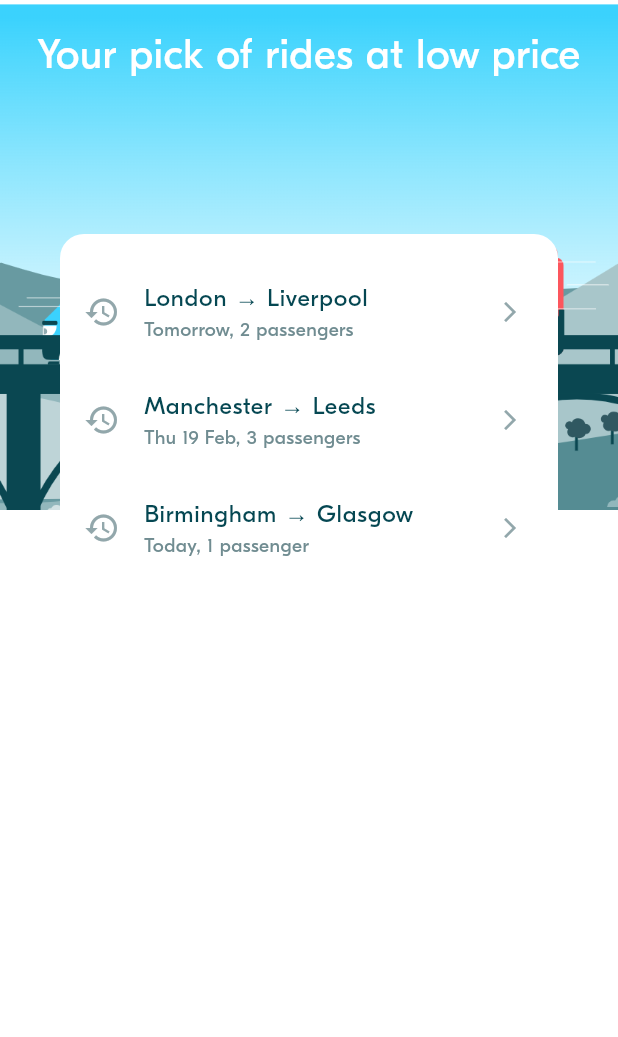
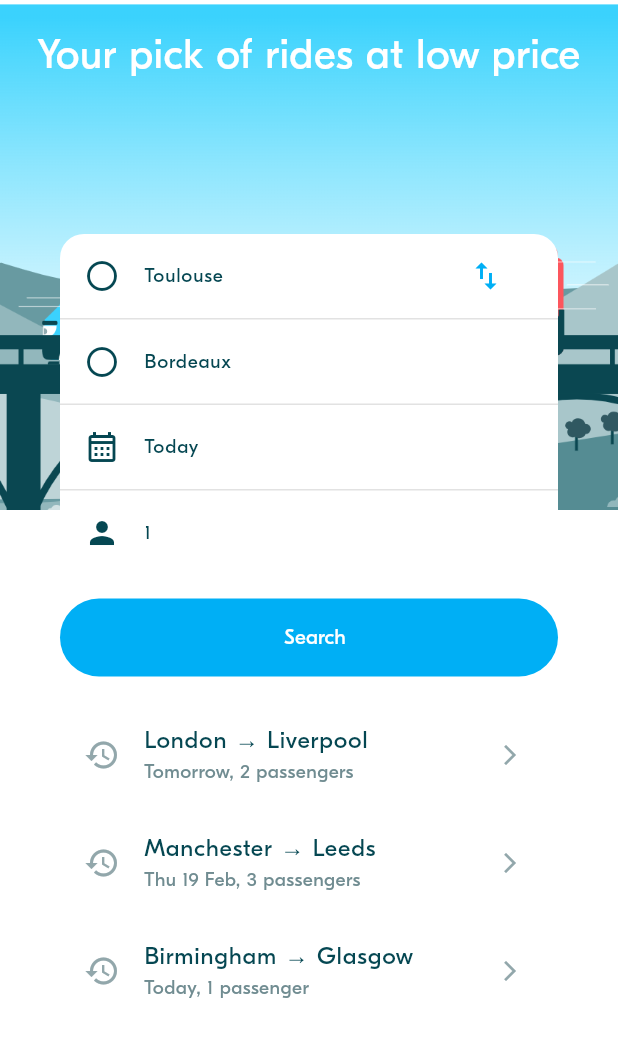
Before and after one commit to seangDarong/W3-Ui-Architecture, a Flutter app: the screen it shows after launch, on a phone screen of 412 x 824 dp. Shown: the top 1037 px of the screen. Run offline on Flutter 3.47's test engine with Material 3 defaults, Android fonts, the light colour scheme and no system bars; project files that could hold a hidden picture were left out.

Commit message:
BLA-003 Implement form

```diff
--- a/lib/screens/ride_pref/ride_pref_screen.dart
+++ b/lib/screens/ride_pref/ride_pref_screen.dart
@@ -1,4 +1,3 @@
-import 'package:blabla/widgets/actions/bla_button.dart';
 import 'package:flutter/material.dart';
 
 import '../../model/ride_pref/ride_pref.dart';
--- a/lib/screens/ride_pref/widgets/ride_pref_form.dart
+++ b/lib/screens/ride_pref/widgets/ride_pref_form.dart
@@ -1,5 +1,10 @@
+import 'package:blabla/theme/theme.dart';
+import 'package:blabla/utils/date_time_util.dart';
+import 'package:blabla/widgets/actions/bla_button.dart';
+import 'package:blabla/widgets/display/bla_divider.dart';
+import 'package:blabla/widgets/inputs/bla_input_tile.dart';
+import 'package:blabla/widgets/inputs/location_picker.dart';
 import 'package:flutter/material.dart';
-
 import '../../../model/ride/locations.dart';
 import '../../../model/ride_pref/ride_pref.dart';
 
@@ -28,7 +33,14 @@ class _RidePrefFormState extends State<RidePrefForm> {
   Location? arrival;
   late int requestedSeats;
 
-
+  //default text
+  Location defaultDeparture = Location(
+    name: 'Toulouse',
+    country: Country.france,
+  );
+  final Location defaultArrival = Location(name: 'Bordeaux', country: Country.france);
+  final DateTime defaultDate = DateTime.now();
+  static const int defaultSeat = 1;
 
   // ----------------------------------
   // Initialize the Form attributes
@@ -38,28 +50,119 @@ class _RidePrefFormState extends State<RidePrefForm> {
   void initState() {
     super.initState();
     // TODO
+    departure = widget.initRidePref?.departure ?? defaultDeparture;
+    arrival = widget.initRidePref?.arrival ?? defaultArrival;
+    departureDate = widget.initRidePref?.departureDate ?? defaultDate;
+    requestedSeats = widget.initRidePref?.requestedSeats ?? defaultSeat;
   }
 
   // ----------------------------------
   // Handle events
   // ----------------------------------
+  void _switchLocations() {
+    setState(() {
+      final temp = departure;
+      departure = arrival;
+      arrival = temp;
+    });
+  }
 
+  void _onSearch() {
+    bool isValid = false;
+
+    if (departure != null &&
+        arrival != null &&
+        departure != arrival &&
+        requestedSeats >= 0) {
+      isValid = true;
+    }
+
+    if(isValid){
+
+    }
+  }
+
+  void _onDepartureTap() async {
+    final Location? selected = await showDialog<Location>(
+      context: context,
+      builder: (context) => LocationPicker(
+        selectedLocation: departure,
+      ),
+    );
+
+    if (selected != null) {
+      setState(() => departure = selected);
+    }
+  }
 
   // ----------------------------------
   // Compute the widgets rendering
   // ----------------------------------
 
-
   // ----------------------------------
   // Build the widgets
   // ----------------------------------
+  Widget _buildDepartureTile() {
+    return BlaInputTile(
+          icon: Icons.radio_button_unchecked,
+          title: departure?.name ?? 'Departure',
+          onTap: _onDepartureTap,
+          trailing: IconButton(
+            icon: Icon(Icons.swap_vert, color: BlaColors.primary),
+            onPressed: _switchLocations,
+          ),
+        );
+  }
+
+  Widget _buildArrivalTile() {
+    return BlaInputTile(
+          icon: Icons.radio_button_unchecked,
+          title: arrival?.name ?? 'Arrival',
+          onTap: () {
+
+          },
+        );
+  }
+
+  Widget _buildDateTile() {
+    return BlaInputTile(
+          icon: Icons.calendar_month_outlined,
+          title: DateTimeUtils.formatDateTime(departureDate),
+          onTap: () {
+          },
+        );
+  }
+
+  Widget _buildSeatsTile() {
+    return BlaInputTile(
+          icon: Icons.person,
+          title: requestedSeats.toString(),
+          onTap: () {
+
+          },
+        );
+  }
+
   @override
   Widget build(BuildContext context) {
     return Column(
-        mainAxisAlignment: MainAxisAlignment.start,
-        crossAxisAlignment: CrossAxisAlignment.stretch,
-        children: [
-
-        ]);
+      mainAxisAlignment: MainAxisAlignment.start,
+      crossAxisAlignment: CrossAxisAlignment.stretch,
+      children: [
+        _buildDepartureTile(),
+        const BlaDivider(),
+        _buildArrivalTile(),
+        const BlaDivider(),
+        _buildDateTile(),
+        const BlaDivider(),
+        _buildSeatsTile(),
+        SizedBox(height: BlaSpacings.m),
+        BlaButton(
+          label: 'Search',
+          buttonType: ButtonType.primary,
+          onButtonClick: _onSearch,
+        ),
+      ],
+    );
   }
 }
--- /dev/null
+++ b/lib/widgets/inputs/bla_input_tile.dart
@@ -0,0 +1,34 @@
+import 'package:flutter/material.dart';
+import '../../theme/theme.dart';
+
+///
+/// A generic input tile widget that displays an icon, title, and handles tap events.
+/// Used for location, date, and other selection inputs.
+///
+class BlaInputTile extends StatelessWidget {
+  final IconData icon;
+  final String title;
+  final VoidCallback onTap;
+  final Widget? trailing;
+
+  const BlaInputTile({
+    super.key,
+    required this.icon,
+    required this.title,
+    required this.onTap,
+    this.trailing,
+  });
+
+  @override
+  Widget build(BuildContext context) {
+    return ListTile(
+      leading: Icon(icon, color: BlaColors.neutralDark),
+      title: Text(
+        title,
+        style: BlaTextStyles.label.copyWith(color: BlaColors.neutralDark),
+      ),
+      trailing: trailing,
+      onTap: onTap,
+    );
+  }
+}
```
